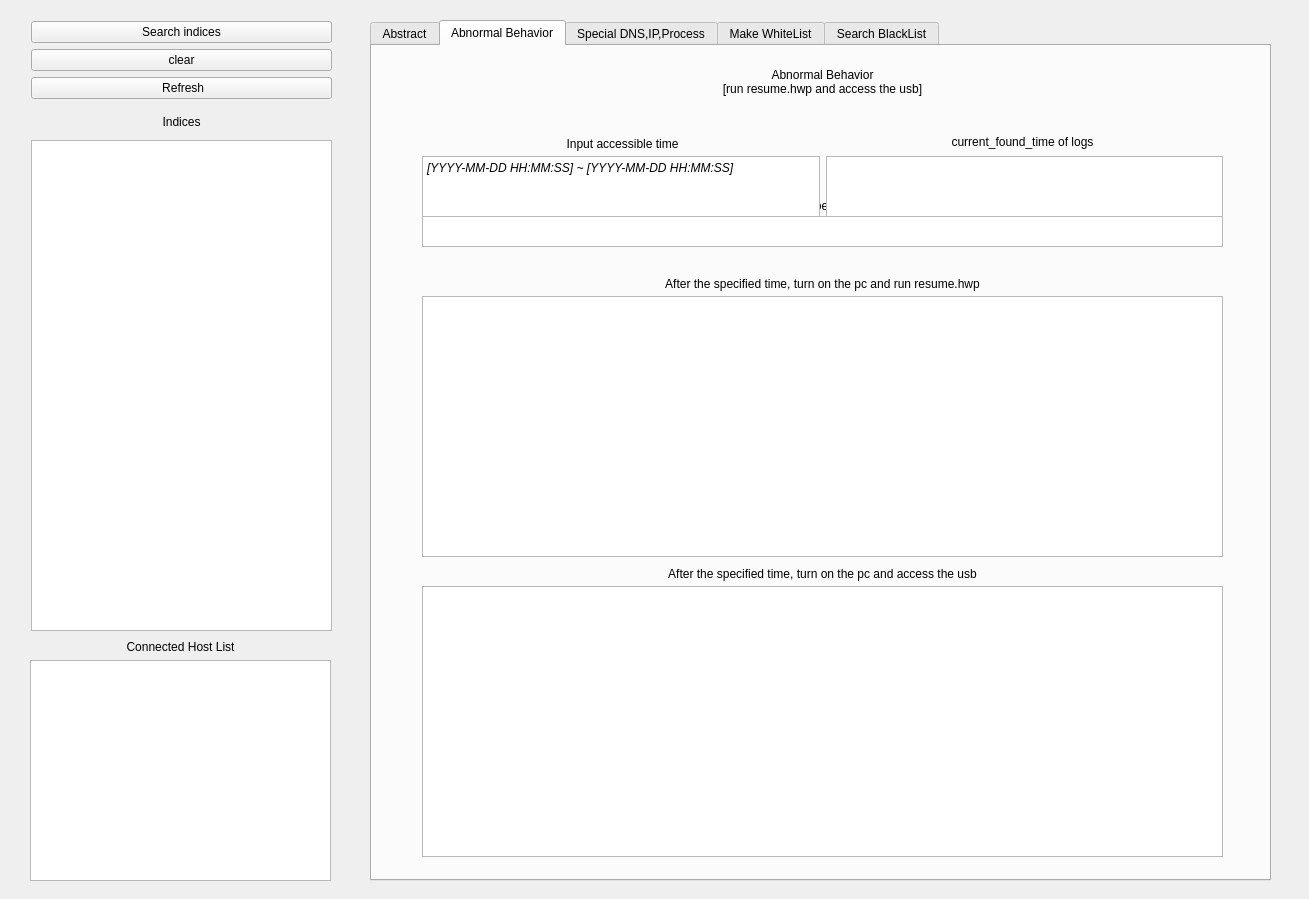
This is SeokMin.ui in leesk212/Sysmon-ELK-Stack_with-viroustotal_API as Qt 5 draws it before an edit. The edited form follows.
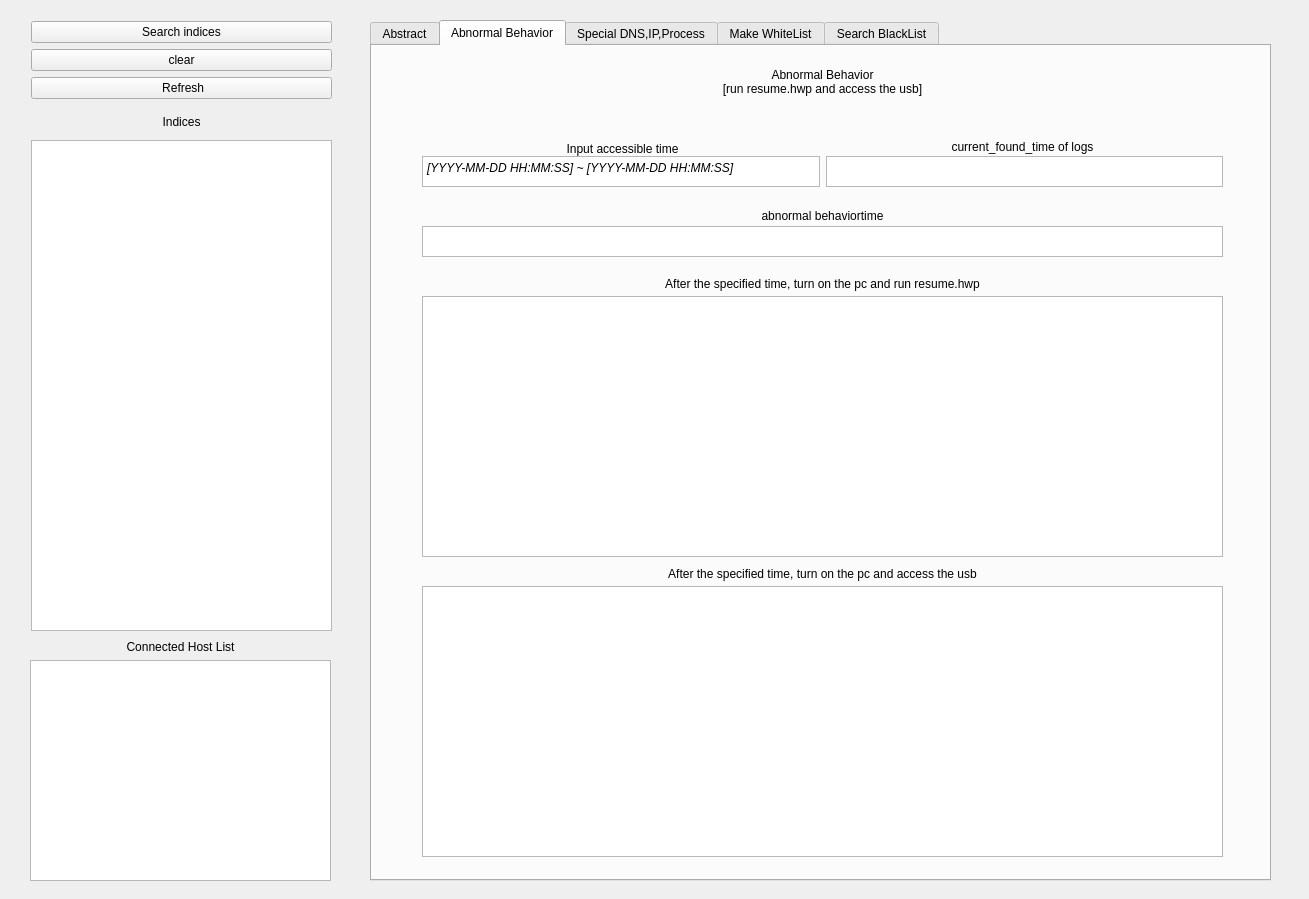
This is the edited form.

```diff
--- a/SeokMin.ui
+++ b/SeokMin.ui
@@ -339,7 +339,7 @@
       <property name="geometry">
        <rect>
         <x>50</x>
-        <y>90</y>
+        <y>95</y>
         <width>401</width>
         <height>16</height>
        </rect>
@@ -372,7 +372,7 @@
       <property name="geometry">
        <rect>
         <x>450</x>
-        <y>85</y>
+        <y>90</y>
         <width>401</width>
         <height>21</height>
        </rect>
@@ -388,7 +388,7 @@
       <property name="geometry">
        <rect>
         <x>50</x>
-        <y>150</y>
+        <y>160</y>
         <width>801</width>
         <height>20</height>
        </rect>
@@ -406,7 +406,7 @@
         <x>50</x>
         <y>110</y>
         <width>801</width>
-        <height>77</height>
+        <height>31</height>
        </rect>
       </property>
       <layout class="QHBoxLayout" name="horizontalLayout_2">
@@ -450,7 +450,7 @@
       <property name="geometry">
        <rect>
         <x>50</x>
-        <y>170</y>
+        <y>180</y>
         <width>801</width>
         <height>31</height>
        </rect>
```
